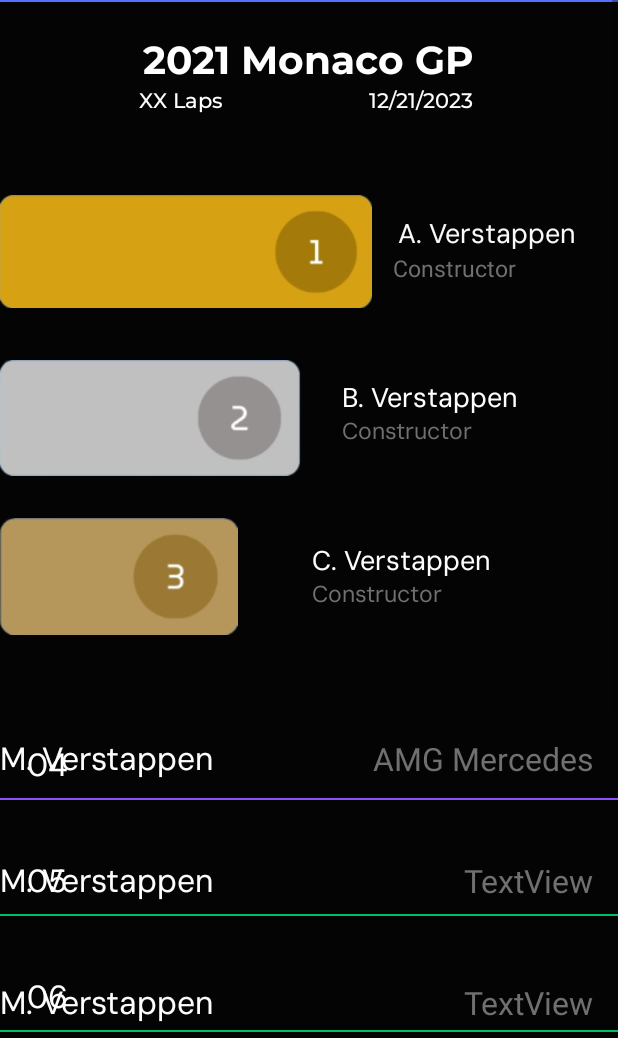
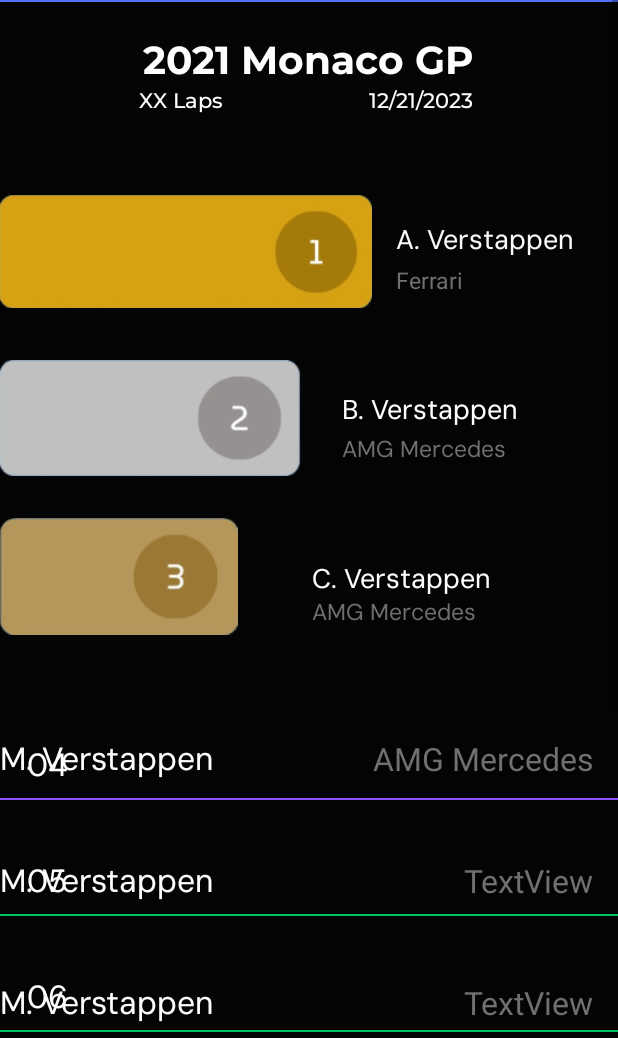
Before and after one commit to MaJhinn-Buu/LapLeader, an Android app: the SeeRaceMainPage screen opened directly, with no data from a screen before it, on a phone screen of 412 x 824 dp, the part 198-1236 px from its top. Run offline under Robolectric (Android 15) with nearby library versions, the phone set to English and light mode, and no system bars; our stand-ins replace Firebase (no records; nobody signed in at launch, a user with empty details on screens opened directly).

Commit message:
The Sapit Update

```diff
--- a/app/src/main/res/layout/seerace_results_main.xml
+++ b/app/src/main/res/layout/seerace_results_main.xml
@@ -130,14 +130,14 @@
                 android:layout_width="wrap_content"
                 android:layout_height="wrap_content"
                 android:layout_marginStart="20dp"
-                android:layout_marginTop="68dp"
+                android:layout_marginTop="72dp"
                 android:layout_marginEnd="76dp"
                 android:fontFamily="@font/dmsans_variablefont"
                 android:text="A. Verstappen"
                 android:textColor="#FAF9F9"
                 android:textSize="18sp"
                 app:layout_constraintEnd_toEndOf="parent"
-                app:layout_constraintHorizontal_bias="0.06"
+                app:layout_constraintHorizontal_bias="0.08"
                 app:layout_constraintStart_toEndOf="@+id/imageView6"
                 app:layout_constraintTop_toBottomOf="@+id/RaceDate" />
 
@@ -145,12 +145,11 @@
                 android:id="@+id/P1_Const"
                 android:layout_width="wrap_content"
                 android:layout_height="wrap_content"
-        android:layout_marginEnd="68dp"
-        android:text="Constructor"
+                android:layout_marginStart="16dp"
+                android:layout_marginTop="4dp"
+                android:text="Ferrari"
                 android:textColor="#707070"
                 android:textSize="15sp"
-        app:layout_constraintEnd_toEndOf="parent"
-        app:layout_constraintHorizontal_bias="1.0"
                 app:layout_constraintStart_toEndOf="@+id/imageView6"
                 app:layout_constraintTop_toBottomOf="@+id/P1_Driver" />
 
@@ -175,13 +174,11 @@
                 android:layout_width="wrap_content"
                 android:layout_height="wrap_content"
                 android:layout_marginStart="4dp"
-        android:layout_marginEnd="108dp"
+                android:layout_marginTop="4dp"
                 android:fontFamily="@font/dmsans_variablefont"
-        android:text="Constructor"
+                android:text="AMG Mercedes"
                 android:textColor="#707070"
                 android:textSize="15sp"
-        app:layout_constraintEnd_toEndOf="parent"
-        app:layout_constraintHorizontal_bias="0.0"
                 app:layout_constraintStart_toEndOf="@+id/imageView7"
                 app:layout_constraintTop_toBottomOf="@+id/P2_Driver" />
 
@@ -206,13 +203,10 @@
                 android:layout_width="wrap_content"
                 android:layout_height="wrap_content"
                 android:layout_marginStart="208dp"
-        android:layout_marginEnd="127dp"
                 android:fontFamily="@font/dmsans_variablefont"
-        android:text="Constructor"
+                android:text="AMG Mercedes"
                 android:textColor="#707070"
                 android:textSize="15sp"
-        app:layout_constraintEnd_toEndOf="parent"
-        app:layout_constraintHorizontal_bias="0.0"
                 app:layout_constraintStart_toStartOf="parent"
                 app:layout_constraintTop_toBottomOf="@+id/P3_Driver" />
 
```
Lines whose indentation alone changed are shown as unchanged.
